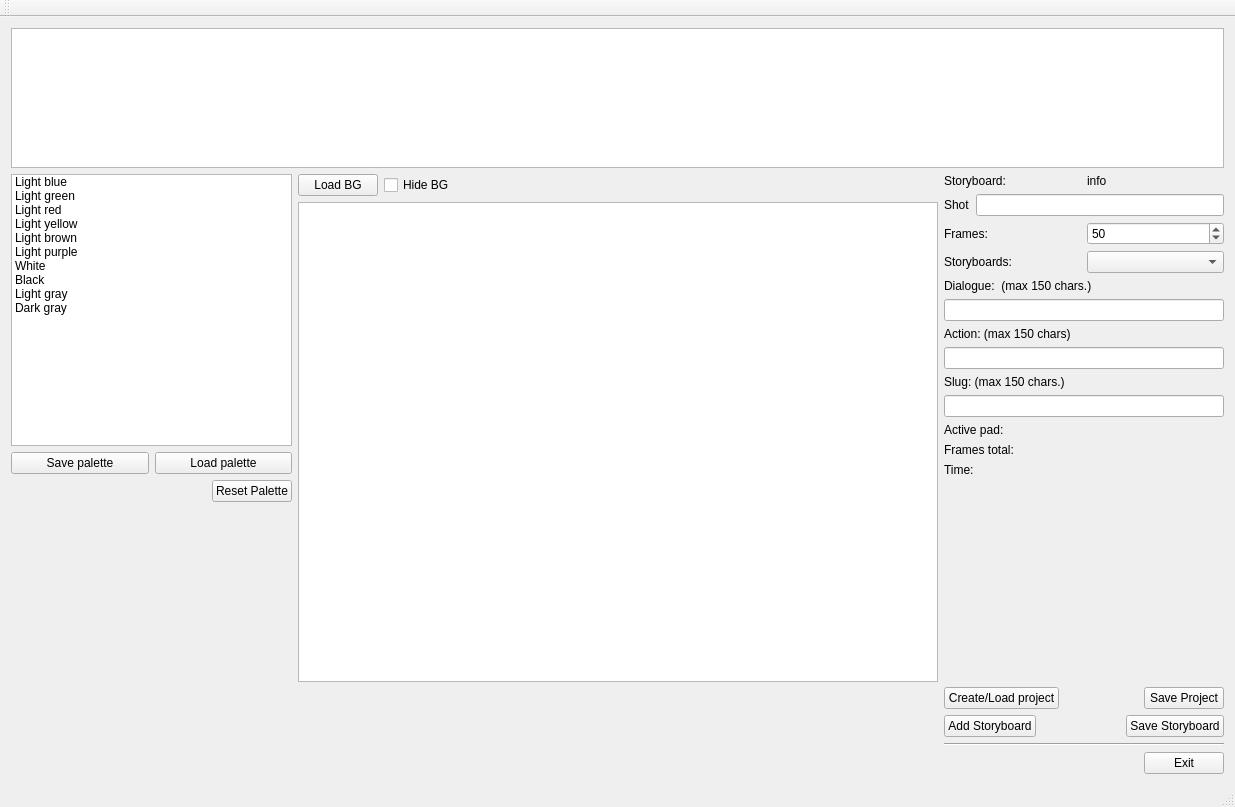
First picture: the form in mainwindow.ui, repository davidlamhauge/dastoryboard, before the edit.
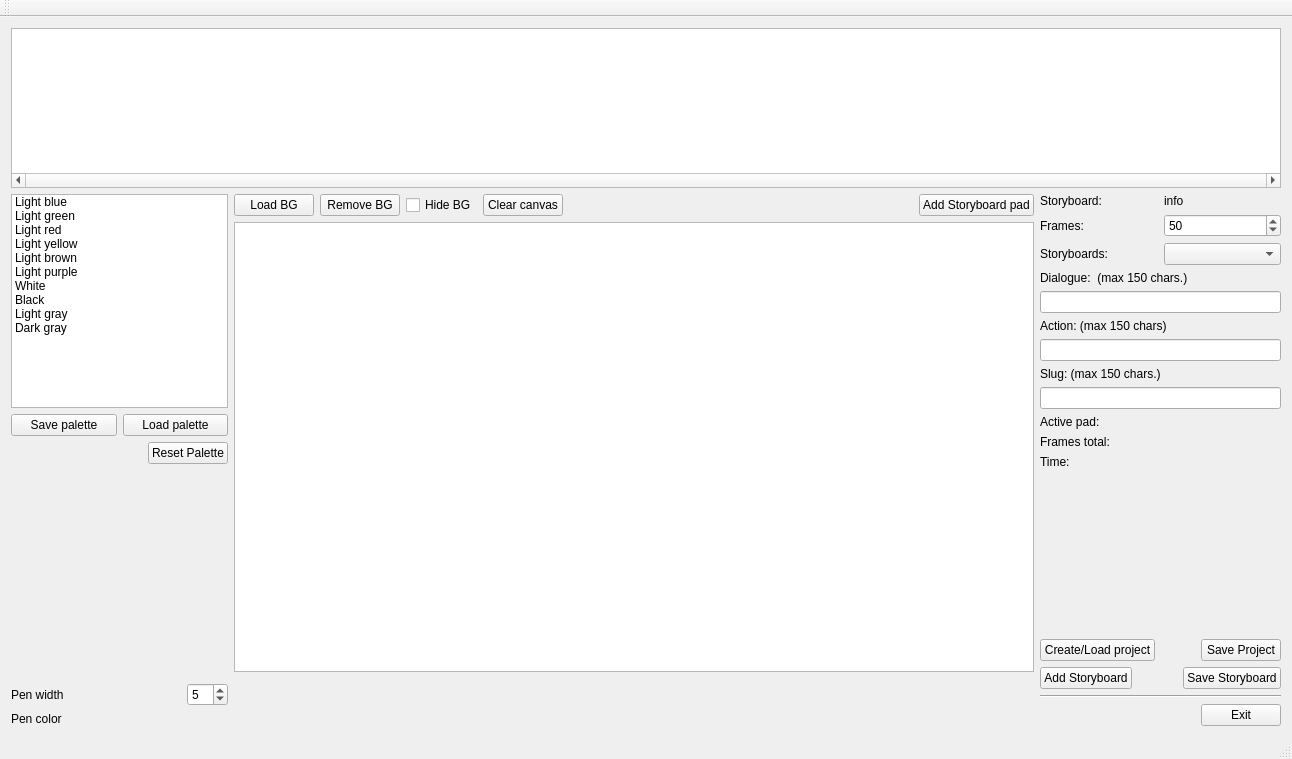
Second picture: the form after the edit. Icons and pictures are not drawn.

Commit message: Drawing on pad with different colors work

Diff of the .ui file:
```diff
--- a/mainwindow.ui
+++ b/mainwindow.ui
@@ -6,12 +6,12 @@
    <rect>
     <x>0</x>
     <y>0</y>
-    <width>1235</width>
-    <height>807</height>
+    <width>1292</width>
+    <height>759</height>
    </rect>
   </property>
   <property name="sizePolicy">
-   <sizepolicy hsizetype="Minimum" vsizetype="Minimum">
+   <sizepolicy hsizetype="Preferred" vsizetype="Preferred">
     <horstretch>0</horstretch>
     <verstretch>0</verstretch>
    </sizepolicy>
@@ -24,8 +24,6 @@
     <normaloff>icon.png</normaloff>icon.png</iconset>
   </property>
   <widget class="QWidget" name="centralWidget">
-   <layout class="QVBoxLayout" name="verticalLayout_8">
-    <item>
      <layout class="QVBoxLayout" name="verticalLayout_7">
       <item>
        <widget class="QGraphicsView" name="gvStoryboard">
@@ -38,23 +36,38 @@
         <property name="minimumSize">
          <size>
           <width>0</width>
-          <height>140</height>
+        <height>160</height>
          </size>
         </property>
         <property name="maximumSize">
          <size>
           <width>16777215</width>
-          <height>140</height>
-         </size>
-        </property>
+        <height>160</height>
+       </size>
+      </property>
+      <property name="verticalScrollBarPolicy">
+       <enum>Qt::ScrollBarAlwaysOff</enum>
+      </property>
+      <property name="horizontalScrollBarPolicy">
+       <enum>Qt::ScrollBarAlwaysOn</enum>
+      </property>
        </widget>
       </item>
       <item>
-       <layout class="QHBoxLayout" name="horizontalLayout_10">
+     <layout class="QHBoxLayout" name="horizontalLayout_11">
         <item>
          <layout class="QVBoxLayout" name="verticalLayout_5">
           <item>
            <widget class="QListWidget" name="lwPalette">
+          <property name="sizePolicy">
+           <sizepolicy hsizetype="MinimumExpanding" vsizetype="MinimumExpanding">
+            <horstretch>0</horstretch>
+            <verstretch>0</verstretch>
+           </sizepolicy>
+          </property>
+          <property name="toolTip">
+           <string>Press SPACE to change selected color</string>
+          </property>
             <property name="verticalScrollBarPolicy">
              <enum>Qt::ScrollBarAlwaysOff</enum>
             </property>
@@ -204,6 +217,53 @@
             </property>
            </spacer>
           </item>
+        <item>
+         <layout class="QHBoxLayout" name="horizontalLayout_10">
+          <item>
+           <widget class="QLabel" name="labPenWidth">
+            <property name="text">
+             <string>Pen width</string>
+            </property>
+           </widget>
+          </item>
+          <item>
+           <spacer name="horizontalSpacer_6">
+            <property name="orientation">
+             <enum>Qt::Horizontal</enum>
+            </property>
+            <property name="sizeHint" stdset="0">
+             <size>
+              <width>40</width>
+              <height>20</height>
+             </size>
+            </property>
+           </spacer>
+          </item>
+          <item>
+           <widget class="QSpinBox" name="sbPenWidth">
+            <property name="suffix">
+             <string notr="true"/>
+            </property>
+            <property name="minimum">
+             <number>1</number>
+            </property>
+            <property name="maximum">
+             <number>30</number>
+            </property>
+            <property name="value">
+             <number>5</number>
+            </property>
+           </widget>
+          </item>
+         </layout>
+        </item>
+        <item>
+         <widget class="QLabel" name="labPencolor">
+          <property name="text">
+           <string>Pen color</string>
+          </property>
+         </widget>
+        </item>
          </layout>
         </item>
         <item>
@@ -217,6 +277,13 @@
               </property>
              </widget>
             </item>
+          <item>
+           <widget class="QPushButton" name="btnRemoveBG">
+            <property name="text">
+             <string>Remove BG</string>
+            </property>
+           </widget>
+          </item>
             <item>
              <widget class="QCheckBox" name="cbBG">
               <property name="text">
@@ -224,6 +291,13 @@
               </property>
              </widget>
             </item>
+          <item>
+           <widget class="QPushButton" name="btnClearCanvas">
+            <property name="text">
+             <string>Clear canvas</string>
+            </property>
+           </widget>
+          </item>
             <item>
              <spacer name="horizontalSpacer_4">
               <property name="orientation">
@@ -237,25 +311,44 @@
               </property>
              </spacer>
             </item>
+          <item>
+           <widget class="QPushButton" name="btnAddStoryboardPad">
+            <property name="text">
+             <string>Add Storyboard pad</string>
+            </property>
+           </widget>
+          </item>
            </layout>
           </item>
           <item>
            <widget class="QGraphicsView" name="gvSketchPad">
+          <property name="sizePolicy">
+           <sizepolicy hsizetype="Preferred" vsizetype="Preferred">
+            <horstretch>0</horstretch>
+            <verstretch>0</verstretch>
+           </sizepolicy>
+          </property>
             <property name="minimumSize">
              <size>
-              <width>640</width>
-              <height>480</height>
+            <width>800</width>
+            <height>450</height>
              </size>
             </property>
             <property name="maximumSize">
              <size>
-              <width>640</width>
-              <height>480</height>
+            <width>800</width>
+            <height>600</height>
              </size>
             </property>
             <property name="mouseTracking">
              <bool>true</bool>
             </property>
+          <property name="verticalScrollBarPolicy">
+           <enum>Qt::ScrollBarAlwaysOff</enum>
+          </property>
+          <property name="horizontalScrollBarPolicy">
+           <enum>Qt::ScrollBarAlwaysOff</enum>
+          </property>
            </widget>
           </item>
           <item>
@@ -295,24 +388,6 @@
               </item>
              </layout>
             </item>
-            <item>
-             <layout class="QHBoxLayout" name="horizontalLayout_4">
-              <item>
-               <widget class="QLabel" name="labShot">
-                <property name="text">
-                 <string>Shot</string>
-                </property>
-               </widget>
-              </item>
-              <item>
-               <widget class="QLineEdit" name="leShot">
-                <property name="maxLength">
-                 <number>10</number>
-                </property>
-               </widget>
-              </item>
-             </layout>
-            </item>
             <item>
              <layout class="QHBoxLayout" name="horizontalLayout">
               <item>
@@ -560,8 +635,6 @@
        </layout>
       </item>
      </layout>
-    </item>
-   </layout>
   </widget>
   <widget class="QMenuBar" name="menuBar">
    <property name="geometry">
```
Left out of the diff: 4 changed lines with no effect on the pictures. Lines whose indentation alone changed are shown as unchanged. The commit also changes 9 other files.
